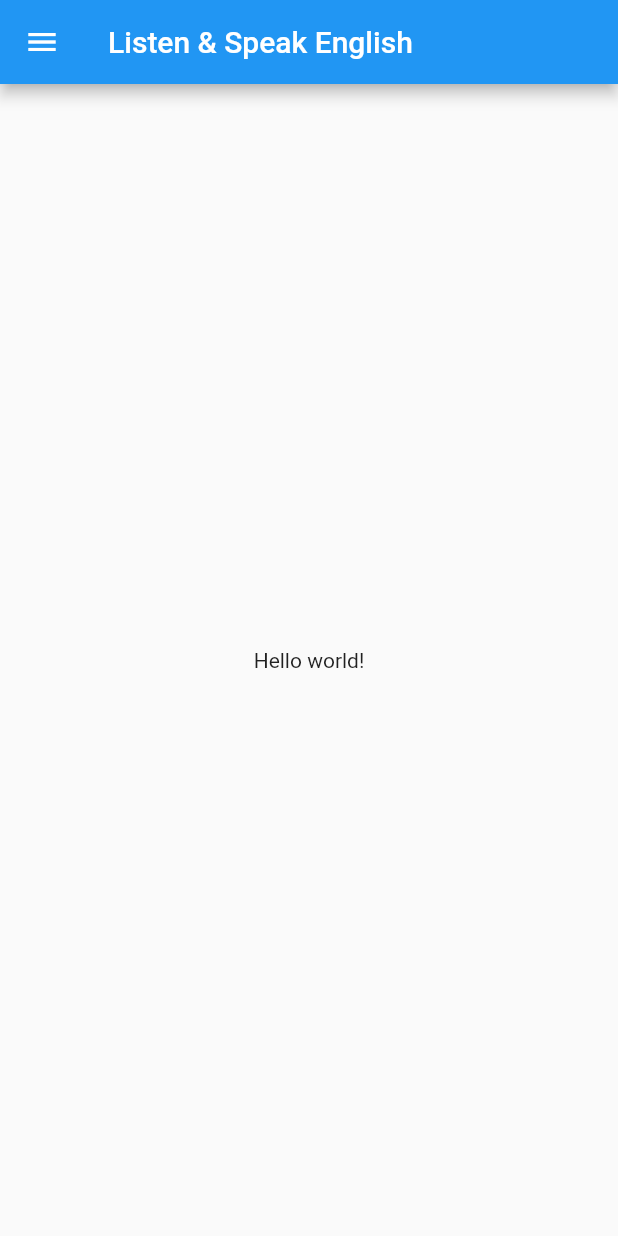
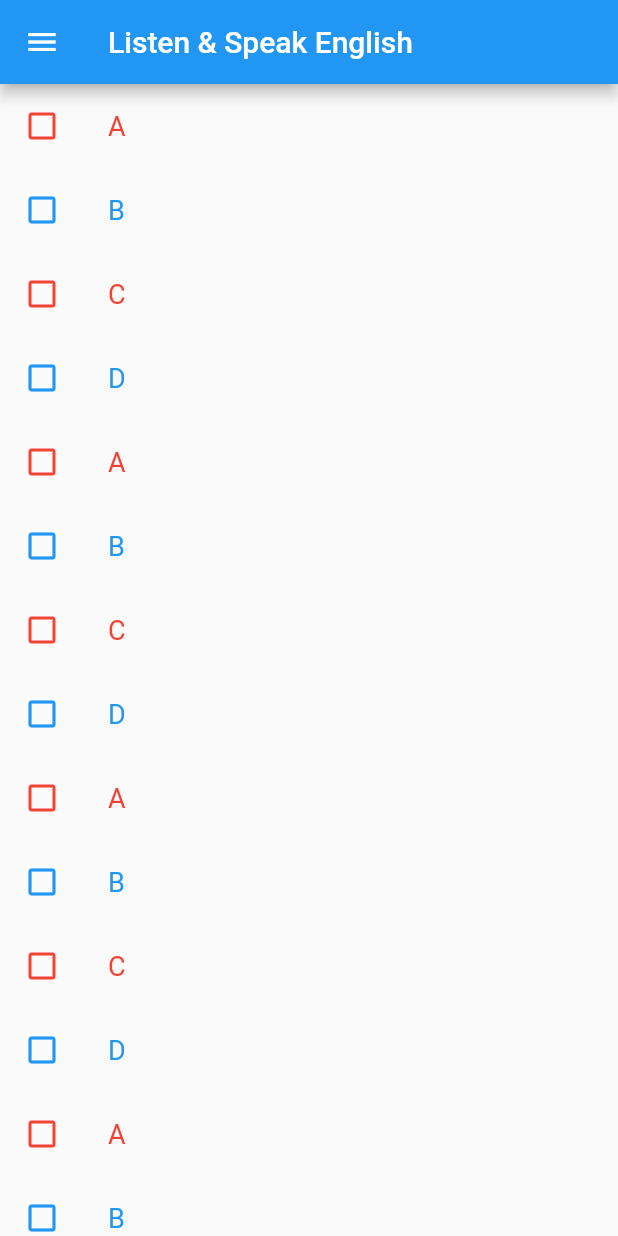
Before and after one commit to ngocAnh1999/int3122-2019, a Flutter app: the screen it shows after launch, on a phone screen of 412 x 824 dp. Run offline on Flutter 3.47's test engine with Material 2 defaults, Android fonts, the phone set to English and light mode, and no system bars.

Commit message:
+ update nav

```diff
--- a/group2_listen_english/listen_english/lib/main.dart
+++ b/group2_listen_english/listen_english/lib/main.dart
@@ -1,6 +1,105 @@
 import 'package:flutter/material.dart';
 
 void main() => runApp(MyApp());
+
+class ListViewBook extends StatefulWidget {
+  @override
+  State<StatefulWidget> createState() {
+    return new BookViewState();
+  }
+}
+
+class BookViewState extends State<ListViewBook> {
+  final List<String> books = <String>[
+    'A',
+    'B',
+    'C',
+    'D',
+  ];
+  final _checkedSelected = new Set<String>();
+  final List<String> fiveBook = <String>[
+    'A',
+    'B',
+    'C',
+    'D',
+  ];
+
+  @override
+  Widget build(BuildContext context) {
+    return new Scaffold(
+      body: new ListView.builder(itemBuilder: (context, index) {
+        if (index >= books.length) {
+          books.addAll(fiveBook);
+        }
+        return _buildRow(books[index], index);
+      }),
+    );
+  }
+
+  Widget _buildRow(String bookName, int index) {
+    final color = index % 2 == 0 ? Colors.red : Colors.blue;
+    final isChecked = _checkedSelected.contains(bookName);
+    return new ListTile(
+      leading: new Icon(
+        isChecked ? Icons.check_box : Icons.check_box_outline_blank,
+        color: color,
+      ),
+      title: new Text(bookName,
+          style: new TextStyle(fontSize: 18.0, color: color)),
+      onTap: () {
+        setState(() {
+          if (isChecked) {
+            _checkedSelected.remove(bookName);
+          } else {
+            _checkedSelected.add(bookName);
+          }
+        });
+      },
+    );
+  }
+
+  Widget _buildRowBook(String bookName, int index) {
+    final color = index % 2 == 0 ? Colors.red : Colors.blue;
+    final isChecked = _checkedSelected.contains(bookName);
+    return new Row(
+      crossAxisAlignment: CrossAxisAlignment.center,
+      children: [
+        Expanded(
+          child: Image.asset('assets/images/oxford.jpg'),
+        ),
+        Expanded(
+          child: Image.asset('assets/images/oxford.jpg'),
+        ),
+      ],
+    );
+  }
+
+  Widget _buildRowBookImage(String bookName, int index) => Container(
+        decoration: BoxDecoration(
+          color: Colors.black26,
+        ),
+        child: Column(
+          children: [
+            Expanded(
+              child: Image.asset('assets/images/oxford.jpg'),
+            ),
+            Expanded(
+              child: Image.asset('assets/images/oxford.jpg'),
+            ),
+          ],
+        ),
+      );
+}
+
+// Card(
+//   child: Column(
+//     children: <Widget>[
+//       Image.asset('assets/macbook.jpg'),
+//       Text(element,
+//           style: TextStyle(color: Colors.deepPurple))
+//     ],
+//   ),
+// )
 
 class MyApp extends StatelessWidget {
   final String appTitle = 'Listen & Speak English';
@@ -24,7 +123,11 @@ class MyHomePage extends StatelessWidget {
   Widget build(BuildContext context) {
     return Scaffold(
       appBar: AppBar(title: Text(title)),
-      body: Center(child: Text('Hello world!')),
+      // body: Center(child: Text('Hello world!')),
+      body: ListViewBook(),
+      // body: new Image.asset(
+      //   'assets/images/oxford.jpg',
+      // ),
       drawer: Drawer(
         // Add a ListView to the drawer. This ensures the user can scroll
         // through the options in the drawer if there isn't enough vertical
--- a/group2_listen_english/listen_english/pubspec.yaml
+++ b/group2_listen_english/listen_english/pubspec.yaml
@@ -40,9 +40,10 @@ flutter:
   # the material Icons class.
   uses-material-design: true
 
+
   # To add assets to your application, add an assets section, like this:
-  # assets:
-  #  - images/a_dot_burr.jpeg
+  assets:
+    - assets/images/oxford.jpg
   #  - images/a_dot_ham.jpeg
 
   # An image asset can refer to one or more resolution-specific "variants", see
```
Also changed, not shown: group2_listen_english/listen_english/assets/images/oxford.jpg (added), group2_listen_english/listen_english/lib/assets/oxford.jpg (added).
